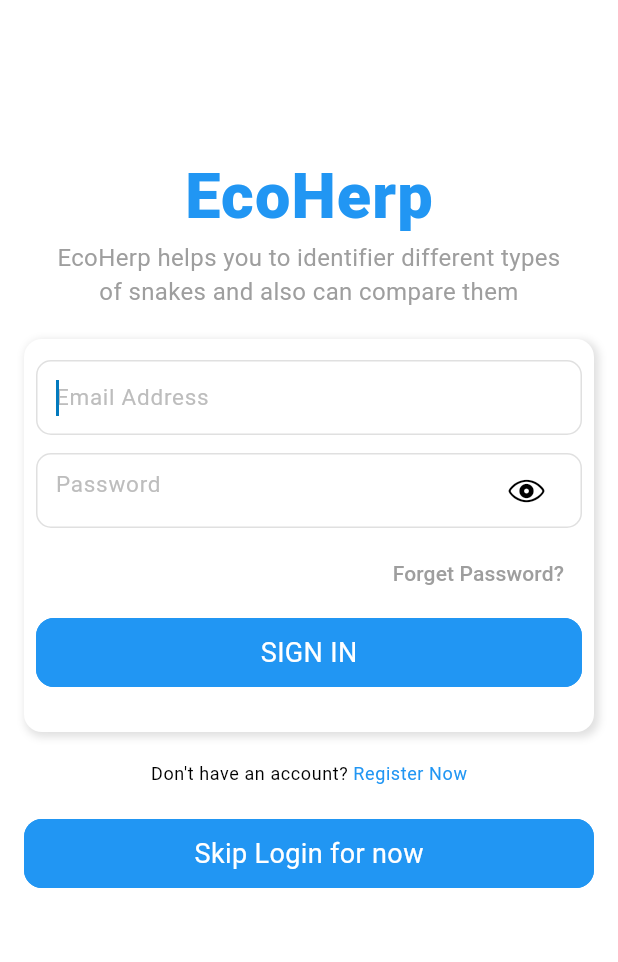
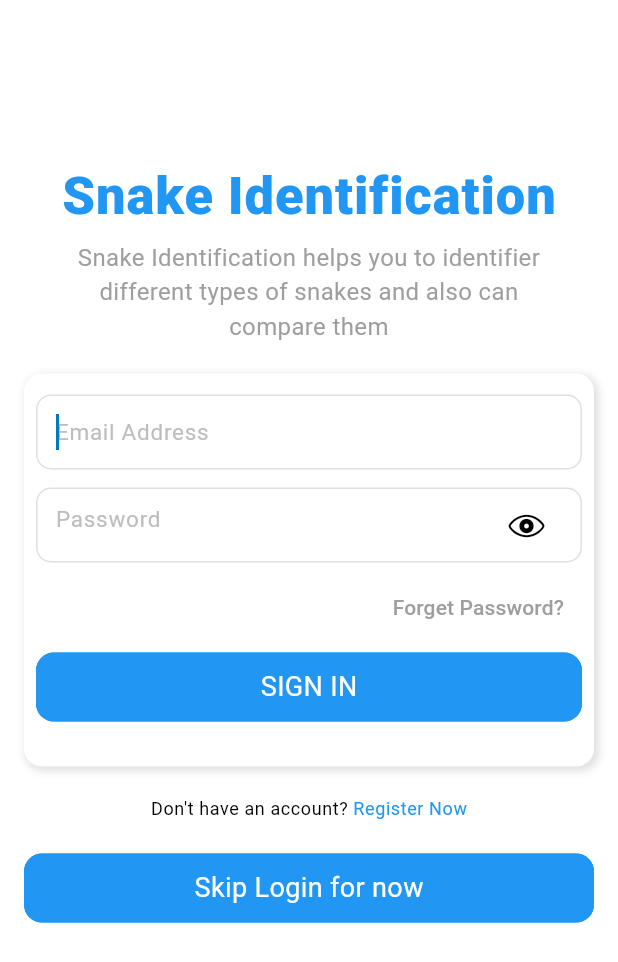
Before and after one commit to askabdulhaseeb/snake-identifier-app, a Flutter app: the screen it shows after launch, on a phone screen of 412 x 824 dp. Shown: the top 962 px of the screen. Run offline on Flutter 3.47's test engine with Material 2 defaults, Android fonts, the phone set to English and light mode, and no system bars; our stand-ins replace cached_network_image, carousel_slider, cloud_firestore, firebase_auth, firebase_core, firebase_storage and 3 more; accounts and stored records are empty.

Commit message:
update name

```diff
--- a/lib/views/auth/sign_in_screen.dart
+++ b/lib/views/auth/sign_in_screen.dart
@@ -35,7 +35,7 @@ class SignInScreen extends StatelessWidget {
                       width: MediaQuery.of(context).size.width * 0.8,
                       child: FittedBox(
                         child: Text(
-                          'EcoHerp',
+                          'Snake Identification',
                           style: TextStyle(
                             fontWeight: FontWeight.w800,
                             color: Theme.of(context).primaryColor,
@@ -46,7 +46,7 @@ class SignInScreen extends StatelessWidget {
                     const Padding(
                       padding: EdgeInsets.symmetric(horizontal: 16),
                       child: Text(
-                        'EcoHerp helps you to identifier different types of snakes and also can compare them',
+                        'Snake Identification helps you to identifier different types of snakes and also can compare them',
                         textAlign: TextAlign.center,
                         style: TextStyle(
                           fontSize: 16,
@@ -55,7 +55,7 @@ class SignInScreen extends StatelessWidget {
                       ),
                     ),
                     const SizedBox(height: 16),
-                     CustomShadowBgWidget(
+                    CustomShadowBgWidget(
                       child: Consumer<MailAuthProvider>(
                         builder: (
                           BuildContext context,
--- a/lib/views/auth/sign_up_screen.dart
+++ b/lib/views/auth/sign_up_screen.dart
@@ -32,7 +32,7 @@ class SignUpScreen extends StatelessWidget {
                       width: MediaQuery.of(context).size.width * 0.8,
                       child: FittedBox(
                         child: Text(
-                          'EcoHerp',
+                          'Snake Identification',
                           style: TextStyle(
                             fontWeight: FontWeight.w800,
                             color: Theme.of(context).primaryColor,
@@ -43,7 +43,7 @@ class SignUpScreen extends StatelessWidget {
                     const Padding(
                       padding: EdgeInsets.symmetric(horizontal: 16),
                       child: Text(
-                        'EcoHerp helps you sell the stuff you want to the people you want.',
+                        'Snake Identification helps you sell the stuff you want to the people you want.',
                         textAlign: TextAlign.center,
                         style: TextStyle(
                           fontSize: 16,
```
